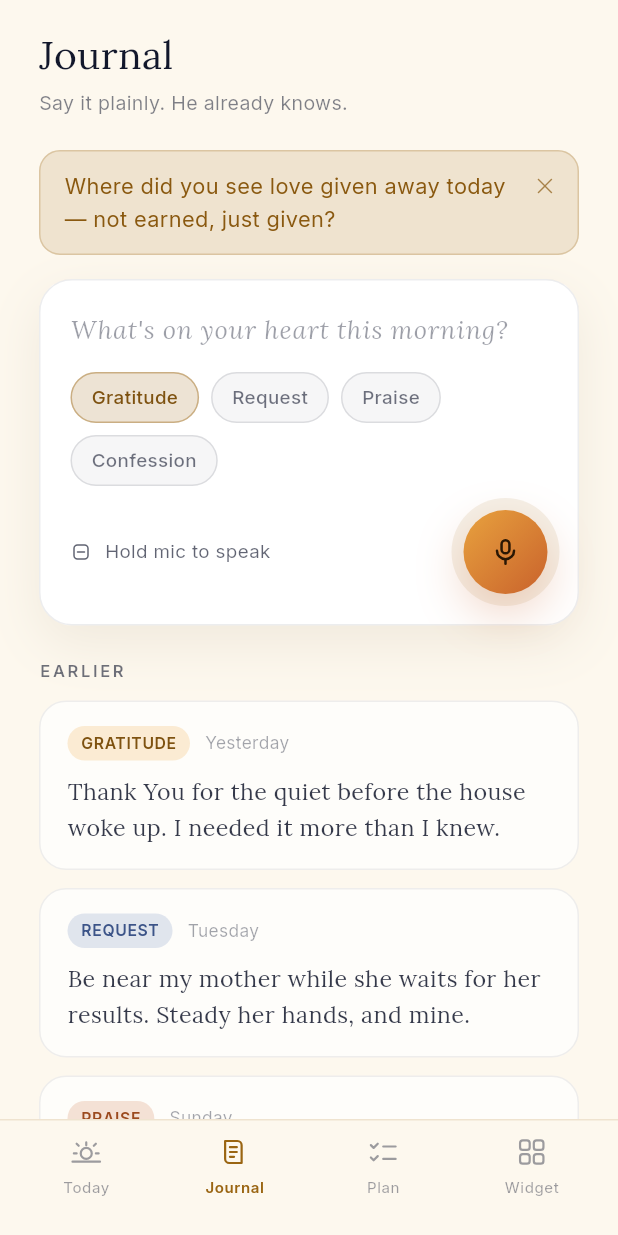
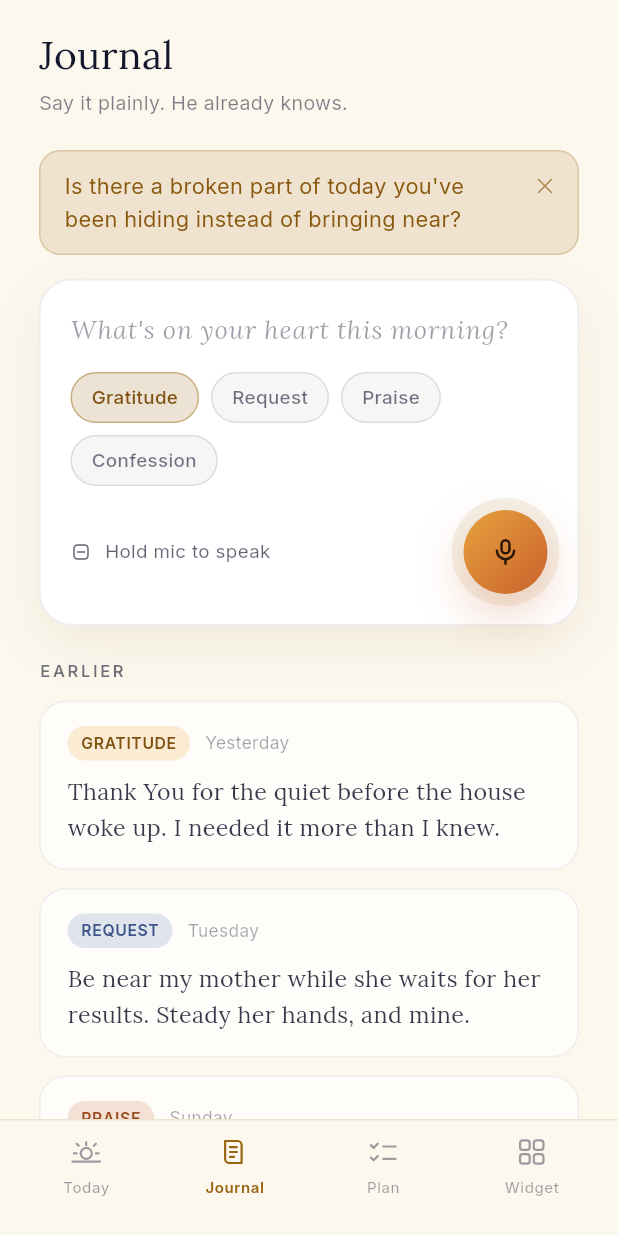
Before and after one commit to ALLAS101/John, a Flutter app: the screen it shows after launch, after a tap on "Write about this", on a phone screen of 412 x 824 dp. Run offline on Flutter 3.47's test engine with Material 3 defaults, Android fonts, the phone set to English and light mode, and no system bars; our stand-ins replace audioplayers, flutter_tts, shared_preferences, speech_to_text; missing offline and left inert: home_widget.

Commit message:
Expand the verse-of-the-day rotation from 1 to 30 curated verses
Verse.dailyVerses was a single entry (John 3:16 repeated every day). Adds
29 more King James Version verses, checked word-for-word, spanning a range
of themes (love, hope, peace, courage, rest, gratitude, trust...) so the
30-day rotation actually varies instead of showing the same verse daily.

Each verse also gets its own Verse.reflectionPrompt — the Today screen's
"Sit with it" question was a single hardcoded string unrelated to whichever
verse was showing; it's now a required field per verse, and today_screen.dart
reads it from the verse instead. No hand-curated widget excerpts beyond
entry 0 — the existing word-boundary truncation fallback already produces
clean cuts for all 29 new entries (spot-checked via a scratch script).

Growing lib/models/verse.dart is what drives tool/generate_daily_audio.dart
(see its doc comment) — this push will trigger the GitHub Actions pipeline
to generate shared ElevenLabs audio for the 29 new entries.

Fixed test/home_widget_service_test.dart, which hardcoded entry 0's exact
widget text — now derives expectations from Verse.forDate(DateTime.now())
like the rest of the suite already does, so it doesn't break as the
rotation grows. All 42 tests still pass.

Co-Authored-By: Claude Sonnet 5 <noreply@anthropic.com>

```diff
--- a/lib/models/verse.dart
+++ b/lib/models/verse.dart
@@ -4,6 +4,7 @@ class Verse {
     required this.text,
     required this.reference,
     required this.translation,
+    required this.reflectionPrompt,
     this.audioUrl,
     String? widgetExcerptLarge,
     String? widgetExcerptSmall,
@@ -14,6 +15,13 @@ class Verse {
   final String reference;
   final String translation;
   final String? audioUrl;
+
+  /// The Today screen's "Sit with it" journaling prompt for this verse — a
+  /// short, second-person question that applies the verse to today rather
+  /// than restating it, matching the tone of the design's shipped copy (see
+  /// [ofTheDay]'s). Tapping "Write about this" seeds the journal composer
+  /// with this exact text.
+  final String reflectionPrompt;
 
   final String? _widgetExcerptLarge;
   final String? _widgetExcerptSmall;
@@ -48,6 +56,8 @@ class Verse {
         'everlasting life.',
     reference: 'John 3:16',
     translation: 'King James Version',
+    reflectionPrompt:
+        'Where did you see love given away today — not earned, just given?',
     widgetExcerptLarge:
         'For God so loved the world, that he gave his only begotten Son…',
     widgetExcerptSmall: 'God so loved the world…',
@@ -57,14 +67,321 @@ class Verse {
   /// day-of-year, so the list only needs to be as long as however many
   /// distinct days you want before it repeats — it doesn't need 365 entries.
   ///
-  /// Only one entry for now: real content curation (sourcing and verifying
-  /// more verses) is a content task, not a UI one — see the top-level
-  /// README's "Verse-of-the-day source" note. Adding entries here is also
-  /// what drives `tool/generate_daily_audio.dart` (see its doc comment) —
-  /// each entry gets its own pre-generated shared audio file, so growing
-  /// this list is the *only* step needed to add more days to the rotation
-  /// end-to-end.
-  static const List<Verse> dailyVerses = [ofTheDay];
+  /// 30 entries — a month-long cycle before it repeats — spanning a range of
+  /// themes (love, hope, peace, courage, rest, gratitude...) rather than
+  /// staying in one book or mood. All King James Version, since it's public
+  /// domain and every entry is checked word-for-word against it; each has
+  /// its own [reflectionPrompt] rather than reusing [ofTheDay]'s. No curated
+  /// `widgetExcerptLarge`/`widgetExcerptSmall` beyond entry 0 — the
+  /// word-boundary truncation fallback (see those getters) is good enough,
+  /// and hand-curating 29 more clause breaks isn't worth it for now.
+  ///
+  /// Adding entries here is also what drives `tool/generate_daily_audio.dart`
+  /// (see its doc comment) — each entry gets its own pre-generated shared
+  /// audio file, so growing this list is the *only* step needed to add more
+  /// days to the rotation end-to-end (the next push re-runs that pipeline
+  /// for whichever entries are new).
+  static const List<Verse> dailyVerses = [
+    ofTheDay,
+    Verse(
+      text: 'The LORD is my shepherd; I shall not want.',
+      reference: 'Psalm 23:1',
+      translation: 'King James Version',
+      reflectionPrompt:
+          'What are you still trying to provide for yourself that\'s '
+          'already being carried for you?',
+    ),
+    Verse(
+      text: 'I can do all things through Christ which strengtheneth me.',
+      reference: 'Philippians 4:13',
+      translation: 'King James Version',
+      reflectionPrompt:
+          'What\'s one thing today that felt beyond you — and where might '
+          'strength for it actually come from?',
+    ),
+    Verse(
+      text:
+          'For I know the thoughts that I think toward you, saith the '
+          'LORD, thoughts of peace, and not of evil, to give you an '
+          'expected end.',
+      reference: 'Jeremiah 29:11',
+      translation: 'King James Version',
+      reflectionPrompt:
+          'What future are you quietly afraid of — and what would it mean '
+          'to trade that fear for a plan you can\'t yet see?',
+    ),
+    Verse(
+      text:
+          'Trust in the LORD with all thine heart; and lean not unto thine '
+          'own understanding. In all thy ways acknowledge him, and he '
+          'shall direct thy paths.',
+      reference: 'Proverbs 3:5-6',
+      translation: 'King James Version',
+      reflectionPrompt:
+          'Where are you leaning on your own understanding right now '
+          'instead of asking for direction?',
+    ),
+    Verse(
+      text:
+          'Fear thou not; for I am with thee: be not dismayed; for I am '
+          'thy God: I will strengthen thee; yea, I will help thee; yea, I '
+          'will uphold thee with the right hand of my righteousness.',
+      reference: 'Isaiah 41:10',
+      translation: 'King James Version',
+      reflectionPrompt:
+          'What\'s the thing you\'re facing today that you\'d rather not '
+          'face alone?',
+    ),
+    Verse(
+      text:
+          'And we know that all things work together for good to them '
+          'that love God, to them who are the called according to his '
+          'purpose.',
+      reference: 'Romans 8:28',
+      translation: 'King James Version',
+      reflectionPrompt:
+          'Is there a hard chapter of your story you haven\'t yet believed '
+          'could be redeemed?',
+    ),
+    Verse(
+      text: 'God is our refuge and strength, a very present help in trouble.',
+      reference: 'Psalm 46:1',
+      translation: 'King James Version',
+      reflectionPrompt:
+          'Where do you actually run when trouble shows up — and is it '
+          'working?',
+    ),
+    Verse(
+      text:
+          'Come unto me, all ye that labour and are heavy laden, and I '
+          'will give you rest.',
+      reference: 'Matthew 11:28',
+      translation: 'King James Version',
+      reflectionPrompt:
+          'What are you still carrying that you were never meant to carry '
+          'alone?',
+    ),
+    Verse(
+      text:
+          'Have not I commanded thee? Be strong and of a good courage; be '
+          'not afraid, neither be thou dismayed: for the LORD thy God is '
+          'with thee whithersoever thou goest.',
+      reference: 'Joshua 1:9',
+      translation: 'King James Version',
+      reflectionPrompt:
+          'Where do you need courage today more than you need certainty?',
+    ),
+    Verse(
+      text: 'This is the day which the LORD hath made; we will rejoice and '
+          'be glad in it.',
+      reference: 'Psalm 118:24',
+      translation: 'King James Version',
+      reflectionPrompt:
+          'What would change if you treated today as made, not just '
+          'endured?',
+    ),
+    Verse(
+      text:
+          'Now the God of hope fill you with all joy and peace in '
+          'believing, that ye may abound in hope, through the power of '
+          'the Holy Ghost.',
+      reference: 'Romans 15:13',
+      translation: 'King James Version',
+      reflectionPrompt:
+          'What\'s crowding out hope in you right now — and what would it '
+          'take to let it back in?',
+    ),
+    Verse(
+      text:
+          'Therefore if any man be in Christ, he is a new creature: old '
+          'things are passed away; behold, all things are become new.',
+      reference: '2 Corinthians 5:17',
+      translation: 'King James Version',
+      reflectionPrompt:
+          'What old version of yourself are you still carrying around out '
+          'of habit?',
+    ),
+    Verse(
+      text:
+          'The LORD is nigh unto them that are of a broken heart; and '
+          'saveth such as be of a contrite spirit.',
+      reference: 'Psalm 34:18',
+      translation: 'King James Version',
+      reflectionPrompt:
+          'Is there a broken part of today you\'ve been hiding instead of '
+          'bringing near?',
+    ),
+    Verse(
+      text:
+          'Be careful for nothing; but in every thing by prayer and '
+          'supplication with thanksgiving let your requests be made known '
+          'unto God. And the peace of God, which passeth all '
+          'understanding, shall keep your hearts and minds through Christ '
+          'Jesus.',
+      reference: 'Philippians 4:6-7',
+      translation: 'King James Version',
+      reflectionPrompt:
+          'What\'s the one worry you keep picking back up after you\'ve '
+          'already set it down?',
+    ),
+    Verse(
+      text:
+          'Enter into his gates with thanksgiving, and into his courts '
+          'with praise: be thankful unto him, and bless his name.',
+      reference: 'Psalm 100:4',
+      translation: 'King James Version',
+      reflectionPrompt:
+          'What\'s one thing today you could name out loud as thanks, '
+          'before you ask for anything else?',
+    ),
+    Verse(
+      text: 'We love him, because he first loved us.',
+      reference: '1 John 4:19',
+      translation: 'King James Version',
+      reflectionPrompt:
+          'Where does your love for others start from obligation instead '
+          'of from having been loved first?',
+    ),
+    Verse(
+      text:
+          'But the fruit of the Spirit is love, joy, peace, longsuffering, '
+          'gentleness, goodness, faith, meekness, temperance: against '
+          'such there is no law.',
+      reference: 'Galatians 5:22-23',
+      translation: 'King James Version',
+      reflectionPrompt:
+          'Which of these — patience, gentleness, self-control — is '
+          'hardest for you to let grow right now?',
+    ),
+    Verse(
+      text: 'Commit thy works unto the LORD, and thy thoughts shall be '
+          'established.',
+      reference: 'Proverbs 16:3',
+      translation: 'King James Version',
+      reflectionPrompt:
+          'What\'s one plan you\'re gripping tightly that you could '
+          'actually hand over?',
+    ),
+    Verse(
+      text:
+          'But they that wait upon the LORD shall renew their strength; '
+          'they shall mount up with wings as eagles; they shall run, and '
+          'not be weary; and they shall walk, and not faint.',
+      reference: 'Isaiah 40:31',
+      translation: 'King James Version',
+      reflectionPrompt:
+          'Where are you running on empty instead of waiting to be '
+          'renewed?',
+    ),
+    Verse(
+      text:
+          'The LORD is my light and my salvation; whom shall I fear? the '
+          'LORD is the strength of my life; of whom shall I be afraid?',
+      reference: 'Psalm 27:1',
+      translation: 'King James Version',
+      reflectionPrompt:
+          'What\'s the fear that\'s been quietly setting your agenda '
+          'lately?',
+    ),
+    Verse(
+      text:
+          'But seek ye first the kingdom of God, and his righteousness; '
+          'and all these things shall be added unto you.',
+      reference: 'Matthew 6:33',
+      translation: 'King James Version',
+      reflectionPrompt:
+          'What have you been seeking first today, before anything else '
+          'got a turn?',
+    ),
+    Verse(
+      text:
+          'I will lift up mine eyes unto the hills, from whence cometh my '
+          'help. My help cometh from the LORD, which made heaven and '
+          'earth.',
+      reference: 'Psalm 121:1-2',
+      translation: 'King James Version',
+      reflectionPrompt:
+          'Where have you been looking for help that was never going to '
+          'be enough?',
+    ),
+    Verse(
+      text:
+          'It is of the LORD\'s mercies that we are not consumed, because '
+          'his compassions fail not. They are new every morning: great is '
+          'thy faithfulness.',
+      reference: 'Lamentations 3:22-23',
+      translation: 'King James Version',
+      reflectionPrompt:
+          'What\'s one thing this morning that\'s genuinely new, if you '
+          'look for it?',
+    ),
+    Verse(
+      text:
+          'And be not conformed to this world: but be ye transformed by '
+          'the renewing of your mind, that ye may prove what is that '
+          'good, and acceptable, and perfect, will of God.',
+      reference: 'Romans 12:2',
+      translation: 'King James Version',
+      reflectionPrompt:
+          'What pattern of thinking have you absorbed from everywhere '
+          'except from what\'s true?',
+    ),
+    Verse(
+      text:
+          'There is no fear in love; but perfect love casteth out fear: '
+          'because fear hath torment. He that feareth is not made perfect '
+          'in love.',
+      reference: '1 John 4:18',
+      translation: 'King James Version',
+      reflectionPrompt:
+          'Where is fear driving a decision that love should be making '
+          'instead?',
+    ),
+    Verse(
+      text:
+          'He that dwelleth in the secret place of the most High shall '
+          'abide under the shadow of the Almighty. I will say of the '
+          'LORD, He is my refuge and my fortress: my God; in him will I '
+          'trust.',
+      reference: 'Psalm 91:1-2',
+      translation: 'King James Version',
+      reflectionPrompt:
+          'What would it look like to actually rest in shelter today '
+          'instead of just hoping for safety?',
+    ),
+    Verse(
+      text:
+          'Now faith is the substance of things hoped for, the evidence '
+          'of things not seen.',
+      reference: 'Hebrews 11:1',
+      translation: 'King James Version',
+      reflectionPrompt:
+          'What are you hoping for that you can\'t yet see — and are you '
+          'still willing to trust it?',
+    ),
+    Verse(
+      text:
+          'Delight thyself also in the LORD: and he shall give thee the '
+          'desires of thine heart.',
+      reference: 'Psalm 37:4',
+      translation: 'King James Version',
+      reflectionPrompt:
+          'What do you actually delight in — and does it look like the '
+          'life you\'re living?',
+    ),
+    Verse(
+      text:
+          'And God shall wipe away all tears from their eyes; and there '
+          'shall be no more death, neither sorrow, nor crying, neither '
+          'shall there be any more pain: for the former things are passed '
+          'away.',
+      reference: 'Revelation 21:4',
+      translation: 'King James Version',
+      reflectionPrompt:
+          'What pain are you carrying today that you\'re allowed to '
+          'believe won\'t be permanent?',
+    ),
+  ];
 
   /// Index into [dailyVerses] for [date] — the same day-of-year always
   /// maps to the same index, in both the app and
--- a/lib/screens/today_screen.dart
+++ b/lib/screens/today_screen.dart
@@ -70,6 +70,7 @@ class TodayScreen extends StatelessWidget {
                 ),
                 const SizedBox(height: 26),
                 _ReflectionBlock(
+                  prompt: state.verseOfDay.reflectionPrompt,
                   onWriteAboutThis: (prompt) =>
                       state.openJournalWithPrompt(prompt),
                 ),
@@ -151,12 +152,13 @@ class _VerseCard extends StatelessWidget {
 }
 
 class _ReflectionBlock extends StatelessWidget {
-  const _ReflectionBlock({required this.onWriteAboutThis});
+  const _ReflectionBlock({required this.prompt, required this.onWriteAboutThis});
 
+  /// Today's verse's own [Verse.reflectionPrompt] — this block no longer
+  /// carries a fixed prompt of its own, since a generic question stopped
+  /// matching once the rotation grew past a single verse.
+  final String prompt;
   final ValueChanged<String> onWriteAboutThis;
-
-  static const _prompt =
-      'Where did you see love given away today — not earned, just given?';
 
   @override
   Widget build(BuildContext context) {
@@ -170,7 +172,7 @@ class _ReflectionBlock extends StatelessWidget {
         ),
         const SizedBox(height: 10),
         Text(
-          _prompt,
+          prompt,
           style: AppText.body(
             height: 1.6,
             color: p.warmBase.withValues(alpha: 0.72),
@@ -178,7 +180,7 @@ class _ReflectionBlock extends StatelessWidget {
         ),
         const SizedBox(height: 6),
         GestureDetector(
-          onTap: () => onWriteAboutThis(_prompt),
+          onTap: () => onWriteAboutThis(prompt),
           child: Row(
             mainAxisSize: MainAxisSize.min,
             children: [
```
Also changed, not shown: 1 other file.
